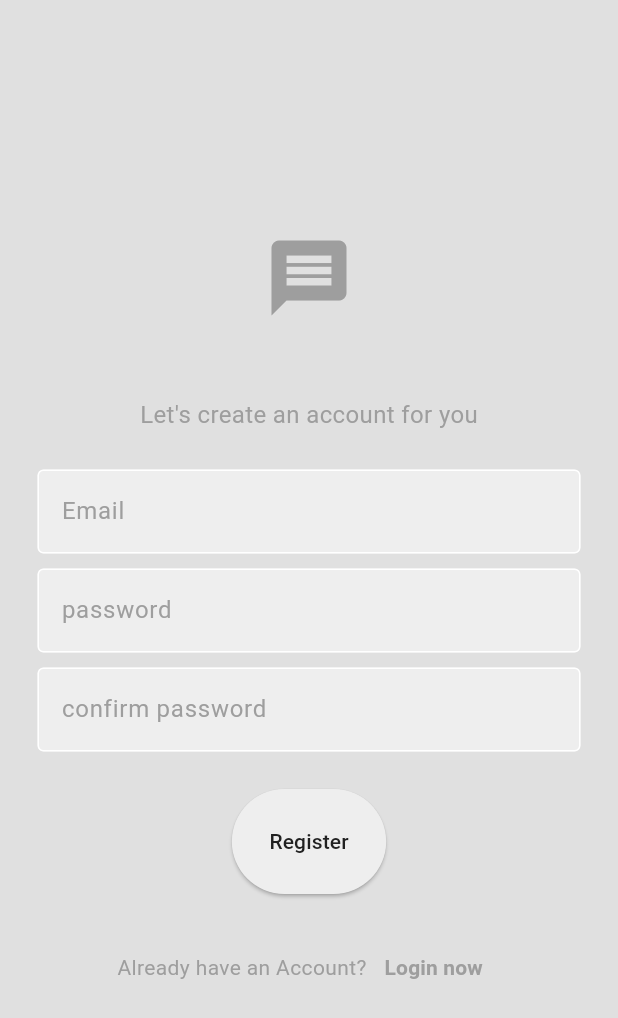
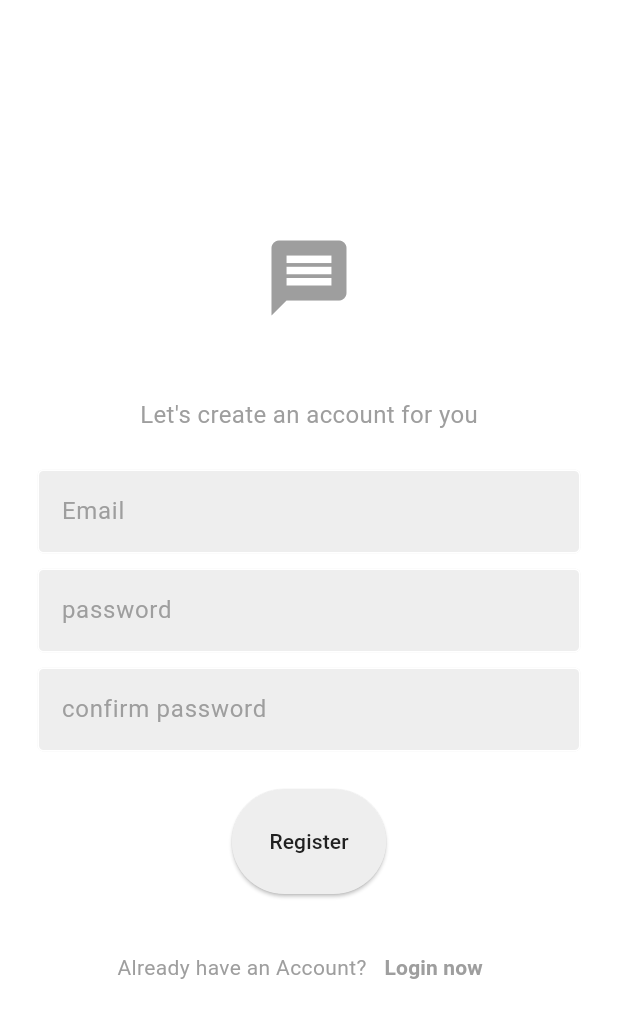
Before and after one commit to Victor-chiemerie/newChat, a Flutter app: the Register screen opened directly with empty values, on a phone screen of 412 x 824 dp. Shown: the top 1018 px of the screen. Run offline on Flutter 3.47's test engine with Material 3 defaults, Android fonts, the phone set to English and light mode, and no system bars; our stand-ins replace cloud_firestore, firebase_auth, firebase_core, flutter_chat_types, flutter_chat_ui; accounts and stored records are empty.

```diff
--- a/lib/pages/chat_page.dart
+++ b/lib/pages/chat_page.dart
@@ -158,7 +158,7 @@ class _ChatPageState extends State<ChatPage> {
             messages: _messages,
             onSendPressed: (text) => sendMessage(text),
             user: _user,
-            theme: _theme,
+            // theme: _theme,
           );
         },
       ),
--- a/lib/pages/register_page.dart
+++ b/lib/pages/register_page.dart
@@ -43,7 +43,7 @@ class Register extends StatelessWidget {
   @override
   Widget build(BuildContext context) {
     return Scaffold(
-      backgroundColor: Theme.of(context).colorScheme.background,
+      backgroundColor: Theme.of(context).colorScheme.surface,
       body: Center(
         child: Column(
           mainAxisAlignment: MainAxisAlignment.center,
```
